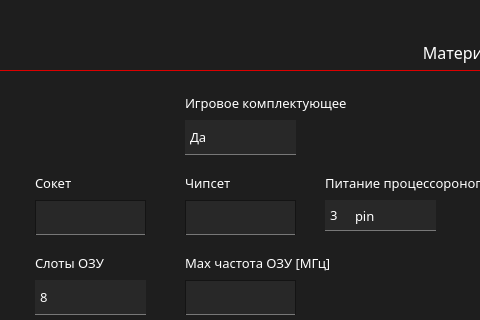
This is ui/add/addChMotherWidg.ui in marginalprog/git_pcconf as Qt 5 draws it before an edit; both pictures show x 285 to 765 and y 0 to 320 of the 881 by 603 pixel window. The edited form follows.
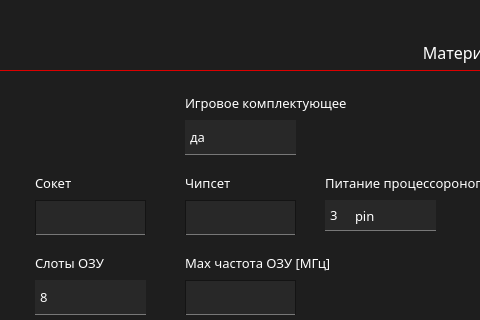
This is the edited form. Icons and pictures are not drawn.

The edit to the form file:
```diff
--- a/ui/add/addChMotherWidg.ui
+++ b/ui/add/addChMotherWidg.ui
@@ -959,7 +959,7 @@
    </property>
    <item>
     <property name="text">
-     <string>Да</string>
+     <string>да</string>
     </property>
    </item>
    <item>
```
Left out of the diff: 2 changed lines with no effect on the pictures.
